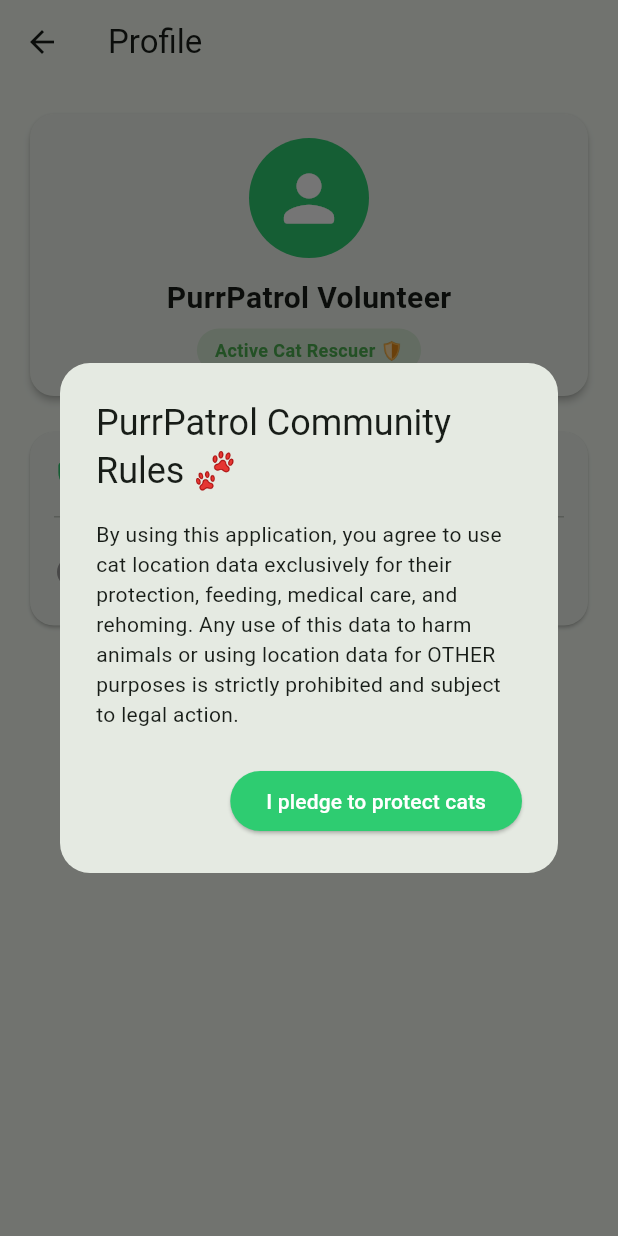
After one commit to cherrydan/purr_patrol, a Flutter app: the ProfileScreen screen opened directly, after a tap on "Community Rules 📜", on a phone screen of 412 x 824 dp. The commit adds this screen. Run offline on Flutter 3.47's test engine with Material 3 defaults, Android fonts, the phone set to English and light mode, and no system bars; our stand-ins replace cached_network_image, cloud_firestore, firebase_core, flutter_map, geolocator, image_picker and 3 more; accounts and stored records are empty.

Commit message:
refactor: extract shared terms dialog into widget and complete ProfileScreen UI

```diff
--- a/lib/l10n/app_en.arb
+++ b/lib/l10n/app_en.arb
@@ -43,5 +43,14 @@
   "filterAll": "All🐾",
   "termsTitle": "PurrPatrol Community Rules 🐾",
   "termsBody": "By using this application, you agree to use cat location data exclusively for their protection, feeding, medical care, and rehoming. Any use of this data to harm animals or using location data for OTHER purposes is strictly prohibited and subject to legal action.",
-  "termsAcceptButton": "I pledge to protect cats"
+  "termsAcceptButton": "I pledge to protect cats",
+  "volunteerPage": "Volunteer's Profile",
+  "volunteerTitle": "PurrPatrol Volunteer",
+  "activeRescuerBadge": "Active Cat Rescuer 🛡️",
+  "communityRulesButton": "Community Rules 📜",
+  "appVersionInfo": "App Version 1.0.0 🐾",
+  "appTagline": "PurrPatrol — Emergency Cat Network"
+
+
+
 }
--- a/lib/l10n/app_es.arb
+++ b/lib/l10n/app_es.arb
@@ -39,7 +39,14 @@
   "filterAll": "Todo🐾",
   "termsTitle": "Reglas de la comunidad PurrPatrol 🐾",
   "termsBody": "Al usar esta aplicación, te comprometes a utilizar los datos de ubicación de los gatos exclusivamente para su protección, alimentación, atención médica y adopción. Queda estrictamente prohibido cualquier uso de los datos para dañar a los animales o el uso de datos de ubicación con OTROS fines.",
-  "termsAcceptButton": "Me comprometo a proteger a los gatos"
+  "termsAcceptButton": "Me comprometo a proteger a los gatos",
+  "volunteerPage": "Perfil de voluntario",
+  "volunteerTitle": "Voluntario de PurrPatrol",
+  "activeRescuerBadge": "Rescatador de gatos activo 🛡️",
+  "communityRulesButton": "Reglas de la comunidad 📜",
+  "appVersionInfo": "Versión de la app 1.0.0 🐾",
+  "appTagline": "PurrPatrol — Red de emergencia para gatos"
+
 
 
 
--- a/lib/l10n/app_localizations.dart
+++ b/lib/l10n/app_localizations.dart
@@ -339,6 +339,42 @@ abstract class AppLocalizations {
   /// In en, this message translates to:
   /// **'I pledge to protect cats'**
   String get termsAcceptButton;
+
+  /// No description provided for @volunteerPage.
+  ///
+  /// In en, this message translates to:
+  /// **'Volunteer\'s Profile'**
+  String get volunteerPage;
+
+  /// No description provided for @volunteerTitle.
+  ///
+  /// In en, this message translates to:
+  /// **'PurrPatrol Volunteer'**
+  String get volunteerTitle;
+
+  /// No description provided for @activeRescuerBadge.
+  ///
+  /// In en, this message translates to:
+  /// **'Active Cat Rescuer 🛡️'**
+  String get activeRescuerBadge;
+
+  /// No description provided for @communityRulesButton.
+  ///
+  /// In en, this message translates to:
+  /// **'Community Rules 📜'**
+  String get communityRulesButton;
+
+  /// No description provided for @appVersionInfo.
+  ///
+  /// In en, this message translates to:
+  /// **'App Version 1.0.0 🐾'**
+  String get appVersionInfo;
+
+  /// No description provided for @appTagline.
+  ///
+  /// In en, this message translates to:
+  /// **'PurrPatrol — Emergency Cat Network'**
+  String get appTagline;
 }
 
 class _AppLocalizationsDelegate
--- a/lib/l10n/app_localizations_en.dart
+++ b/lib/l10n/app_localizations_en.dart
@@ -128,4 +128,22 @@ class AppLocalizationsEn extends AppLocalizations {
 
   @override
   String get termsAcceptButton => 'I pledge to protect cats';
+
+  @override
+  String get volunteerPage => 'Volunteer\'s Profile';
+
+  @override
+  String get volunteerTitle => 'PurrPatrol Volunteer';
+
+  @override
+  String get activeRescuerBadge => 'Active Cat Rescuer 🛡️';
+
+  @override
+  String get communityRulesButton => 'Community Rules 📜';
+
+  @override
+  String get appVersionInfo => 'App Version 1.0.0 🐾';
+
+  @override
+  String get appTagline => 'PurrPatrol — Emergency Cat Network';
 }
--- a/lib/l10n/app_localizations_es.dart
+++ b/lib/l10n/app_localizations_es.dart
@@ -128,4 +128,22 @@ class AppLocalizationsEs extends AppLocalizations {
 
   @override
   String get termsAcceptButton => 'Me comprometo a proteger a los gatos';
+
+  @override
+  String get volunteerPage => 'Perfil de voluntario';
+
+  @override
+  String get volunteerTitle => 'Voluntario de PurrPatrol';
+
+  @override
+  String get activeRescuerBadge => 'Rescatador de gatos activo 🛡️';
+
+  @override
+  String get communityRulesButton => 'Reglas de la comunidad 📜';
+
+  @override
+  String get appVersionInfo => 'Versión de la app 1.0.0 🐾';
+
+  @override
+  String get appTagline => 'PurrPatrol — Red de emergencia para gatos';
 }
--- /dev/null
+++ b/lib/screens/profile_screen.dart
@@ -0,0 +1,87 @@
+
+import 'package:flutter/material.dart';
+import 'package:purr_patrol/l10n/app_localizations.dart';
+import 'package:purr_patrol/widgets/terms_dialog.dart';
+
+
+class ProfileScreen extends StatelessWidget {
+
+  const ProfileScreen({super.key});
+
+  @override
+  Widget build(BuildContext context) {
+    final l10n = AppLocalizations.of(context)!;
+    return Scaffold(appBar: AppBar(title: Text(l10n.profileTab)), body:
+    // оберни Card в ListView
+    ListView( padding: const EdgeInsets.all(16.0), children: [
+    Card(
+  elevation: 2,
+  shape: RoundedRectangleBorder(borderRadius: BorderRadius.circular(16)),
+  child: Padding(
+    padding: const EdgeInsets.all(16.0),
+    child: Column(
+      children: [
+        // 1. Аватарка
+        const CircleAvatar(
+          radius: 40,
+          backgroundColor: Color(0xFF2ECC71),
+          child: Icon(Icons.person_rounded, size: 50, color: Colors.white),
+        ),
+        const SizedBox(height: 12),
+
+        // 2. Имя волонтера
+        Text(
+          l10n.volunteerTitle, // Позже свяжем с Firebase Auth!
+          style: TextStyle(fontSize: 20, fontWeight: FontWeight.bold),
+        ),
+        const SizedBox(height: 6),
+
+        // 3. Бейджик статуса "Активный спасатель 🛡️"
+        Container(
+          padding: const EdgeInsets.symmetric(horizontal: 12, vertical: 6),
+          decoration: BoxDecoration(
+            color: Colors.green.withValues(alpha: 0.15),
+            borderRadius: BorderRadius.circular(20),
+          ),
+          child: Text(
+            l10n.activeRescuerBadge,
+            style: TextStyle(color: Colors.green, fontWeight: FontWeight.bold, fontSize: 12),
+          ),
+        ),
+      ],
+    ),
+  ),
+),
+          const SizedBox(height: 16),
+
+          // Menu items
+          Card(
+            elevation: 1,
+            shape: RoundedRectangleBorder(
+              borderRadius: BorderRadius.circular(16),
+            ),
+            child: Column(
+              children: [
+                // 1. Community Rules button
+                ListTile(
+                  leading: const Icon(Icons.verified_user_rounded, color: Color(0xFF2ECC71)),
+                  title: Text(l10n.communityRulesButton),
+                  trailing: const Icon(Icons.chevron_right_rounded),
+                  onTap: () => showTermsDialog(context),
+                ),
+                const Divider(height: 1, indent: 16, endIndent: 16),
+
+                // 2. App Version info
+                ListTile(
+                  leading: const Icon(Icons.info_outline_rounded, color: Colors.grey),
+                  title: Text(l10n.appVersionInfo),
+                  subtitle: Text(l10n.appTagline),
+                ),
+              ],
+            ),
+          ),
+
+]),
+    );
+  }
+}
--- /dev/null
+++ b/lib/widgets/terms_dialog.dart
@@ -0,0 +1,33 @@
+import 'package:flutter/material.dart';
+import 'package:shared_preferences/shared_preferences.dart';
+import '../l10n/app_localizations.dart';
+
+void showTermsDialog(BuildContext context, {bool isFirstLaunch = false, SharedPreferences? prefs}) {
+  final l10n = AppLocalizations.of(context)!;
+
+  showDialog(
+    context: context,
+    barrierDismissible: !isFirstLaunch, // При первом запуске кликнуть мимо нельзя!
+    builder: (context) => AlertDialog(
+      shape: RoundedRectangleBorder(borderRadius: BorderRadius.circular(20)),
+      title: Text(l10n.termsTitle),
+      content: Text(l10n.termsBody),
+      actions: [
+        ElevatedButton(
+          onPressed: () async {
+            if (prefs != null) {
+              await prefs.setBool('terms_accepted', true);
+            }
+            if (!context.mounted) return;
+            Navigator.pop(context);
+          },
+          style: ElevatedButton.styleFrom(
+            backgroundColor: const Color(0xFF2ECC71),
+            foregroundColor: Colors.white,
+          ),
+          child: Text(l10n.termsAcceptButton),
+        ),
+      ],
+    ),
+  );
+}
```
Also changed, not shown: lib/l10n/app_localizations_ru.dart (+19 -1 lines), lib/l10n/app_ru.arb (+8 -3 lines), lib/screens/main_tab_screen.dart (+4 -31 lines).
